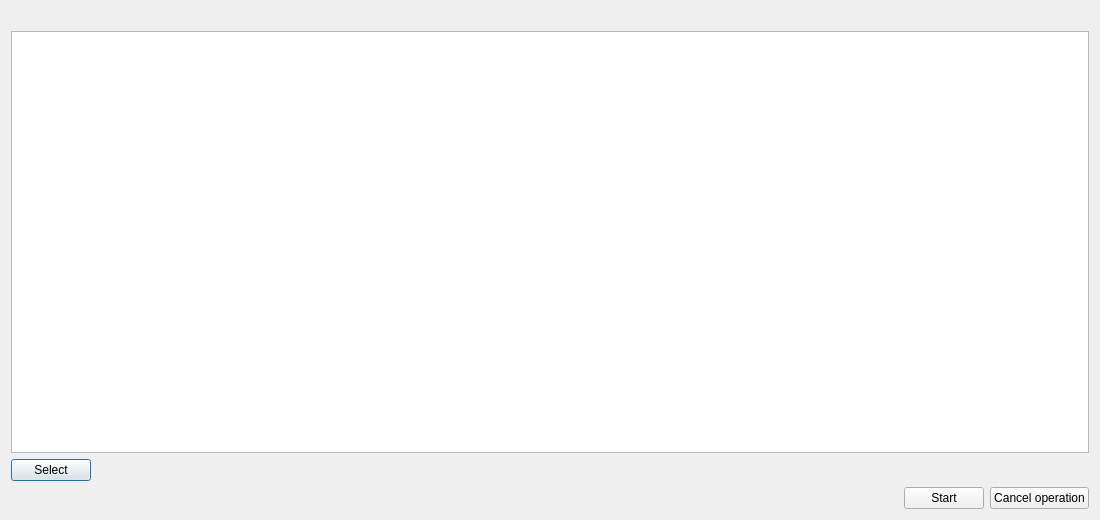
Old version of the form fileoperationsui/cconflictlistdialog.ui in the repository VioletGiraffe/file-operations.
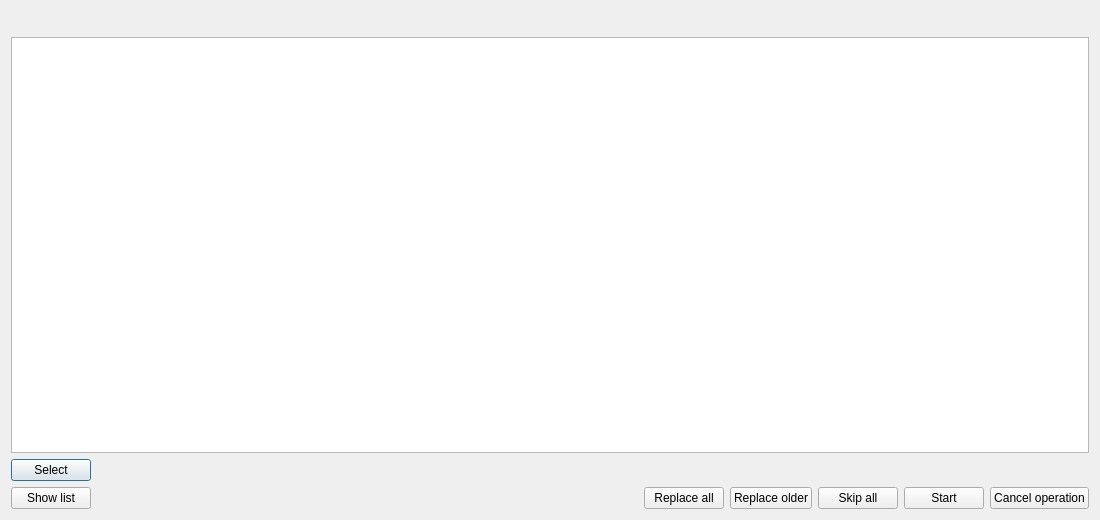
New version of the form.

Commit message: Conflict plan opens as a compact summary with Replace all / Replace older / Skip all; the list shows how source and destination compare, highlights unanswered rows and the newer time

```diff
--- a/fileoperationsui/cconflictlistdialog.ui
+++ b/fileoperationsui/cconflictlistdialog.ui
@@ -15,6 +15,39 @@
   </property>
   <layout class="QVBoxLayout" name="mainLayout">
    <item>
+    <widget class="QWidget" name="compactPanel">
+     <layout class="QGridLayout" name="breakdownLayout">
+      <property name="leftMargin">
+       <number>0</number>
+      </property>
+      <property name="topMargin">
+       <number>0</number>
+      </property>
+      <property name="rightMargin">
+       <number>0</number>
+      </property>
+      <property name="bottomMargin">
+       <number>0</number>
+      </property>
+     </layout>
+    </widget>
+   </item>
+   <item>
+    <widget class="QWidget" name="listPanel">
+     <layout class="QVBoxLayout" name="listLayout">
+      <property name="leftMargin">
+       <number>0</number>
+      </property>
+      <property name="topMargin">
+       <number>0</number>
+      </property>
+      <property name="rightMargin">
+       <number>0</number>
+      </property>
+      <property name="bottomMargin">
+       <number>0</number>
+      </property>
+      <item>
     <widget class="QLabel" name="lblSummary">
      <property name="text">
       <string notr="true"/>
@@ -64,8 +97,18 @@
      </item>
     </layout>
    </item>
+     </layout>
+    </widget>
+   </item>
    <item>
     <layout class="QHBoxLayout" name="bottomLayout">
+     <item>
+      <widget class="QPushButton" name="btnShowList">
+       <property name="text">
+        <string>Show list</string>
+       </property>
+      </widget>
+     </item>
      <item>
       <spacer name="bottomSpacer">
        <property name="orientation">
@@ -79,6 +122,27 @@
        </property>
       </spacer>
      </item>
+     <item>
+      <widget class="QPushButton" name="btnReplaceAll">
+       <property name="text">
+        <string>Replace all</string>
+       </property>
+      </widget>
+     </item>
+     <item>
+      <widget class="QPushButton" name="btnReplaceOlder">
+       <property name="text">
+        <string>Replace older</string>
+       </property>
+      </widget>
+     </item>
+     <item>
+      <widget class="QPushButton" name="btnSkipAll">
+       <property name="text">
+        <string>Skip all</string>
+       </property>
+      </widget>
+     </item>
      <item>
       <widget class="QPushButton" name="btnStart">
        <property name="text">
```
Lines whose indentation alone changed are shown as unchanged. The commit also changes 6 other files.
